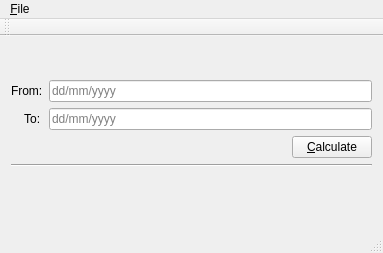
Above: mainwindow.ui from Bujiraso/DateCalculator before the change. Below: the same form after it.
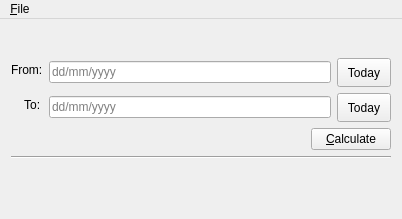
That is the form after the change. Icons and pictures are not drawn.

Commit message: Added quick-fill of current date in both fields. UI tidy

Patch:
```diff
--- a/mainwindow.ui
+++ b/mainwindow.ui
@@ -6,8 +6,8 @@
    <rect>
     <x>0</x>
     <y>0</y>
-    <width>383</width>
-    <height>253</height>
+    <width>402</width>
+    <height>219</height>
    </rect>
   </property>
   <property name="windowTitle">
@@ -30,40 +30,63 @@
     </item>
     <item>
      <layout class="QFormLayout" name="formLayout">
-      <item row="0" column="0">
+      <item row="1" column="0">
        <widget class="QLabel" name="fromLabel">
         <property name="text">
          <string>From:</string>
         </property>
        </widget>
       </item>
-      <item row="0" column="1">
-       <widget class="QLineEdit" name="fromLineEdit">
-        <property name="toolTip">
-         <string>&lt;html&gt;&lt;head/&gt;&lt;body&gt;&lt;p&gt;Starting date&lt;/p&gt;&lt;/body&gt;&lt;/html&gt;</string>
-        </property>
-        <property name="inputMask">
-         <string/>
-        </property>
-        <property name="text">
-         <string/>
-        </property>
-        <property name="placeholderText">
-         <string>dd/mm/yyyy</string>
-        </property>
-       </widget>
-      </item>
       <item row="1" column="1">
-       <widget class="QLineEdit" name="toLineEdit">
-        <property name="toolTip">
-         <string>&lt;html&gt;&lt;head/&gt;&lt;body&gt;&lt;p&gt;Ending date&lt;/p&gt;&lt;/body&gt;&lt;/html&gt;</string>
-        </property>
-        <property name="placeholderText">
-         <string>dd/mm/yyyy</string>
+       <layout class="QHBoxLayout" name="horizontalLayout">
+        <item>
+         <widget class="QLineEdit" name="fromLineEdit">
+          <property name="inputMask">
+           <string/>
+          </property>
+          <property name="text">
+           <string/>
+          </property>
+          <property name="maxLength">
+           <number>10</number>
+          </property>
+          <property name="placeholderText">
+           <string>dd/mm/yyyy</string>
+          </property>
+          <property name="clearButtonEnabled">
+           <bool>true</bool>
+          </property>
+         </widget>
+        </item>
+        <item>
+         <widget class="QToolButton" name="fromTodayToolButton">
+          <property name="minimumSize">
+           <size>
+            <width>54</width>
+            <height>29</height>
+           </size>
+          </property>
+          <property name="toolTip">
+           <string>Enter current date in &quot;from&quot; field (CTRL+F)</string>
+          </property>
+          <property name="text">
+           <string>Today</string>
+          </property>
+          <property name="shortcut">
+           <string>Ctrl+F</string>
+          </property>
+         </widget>
+        </item>
+       </layout>
+      </item>
+      <item row="3" column="0">
+       <widget class="QLabel" name="toLabel">
+        <property name="text">
+         <string>    To:</string>
         </property>
        </widget>
       </item>
-      <item row="2" column="1">
+      <item row="4" column="1">
        <layout class="QHBoxLayout" name="inputLayout">
         <item>
          <spacer name="inputSpacer">
@@ -90,12 +113,41 @@
         </item>
        </layout>
       </item>
-      <item row="1" column="0">
-       <widget class="QLabel" name="toLabel">
-        <property name="text">
-         <string>    To:</string>
-        </property>
-       </widget>
+      <item row="3" column="1">
+       <layout class="QHBoxLayout" name="horizontalLayout_2">
+        <item>
+         <widget class="QLineEdit" name="toLineEdit">
+          <property name="text">
+           <string/>
+          </property>
+          <property name="maxLength">
+           <number>10</number>
+          </property>
+          <property name="placeholderText">
+           <string>dd/mm/yyyy</string>
+          </property>
+          <property name="clearButtonEnabled">
+           <bool>true</bool>
+          </property>
+         </widget>
+        </item>
+        <item>
+         <widget class="QToolButton" name="toTodayToolButton">
+          <property name="minimumSize">
+           <size>
+            <width>54</width>
+            <height>29</height>
+           </size>
+          </property>
+          <property name="text">
+           <string>Today</string>
+          </property>
+          <property name="shortcut">
+           <string>Ctrl+T</string>
+          </property>
+         </widget>
+        </item>
+       </layout>
       </item>
      </layout>
     </item>
@@ -140,7 +192,7 @@
     <rect>
      <x>0</x>
      <y>0</y>
-     <width>383</width>
+     <width>402</width>
      <height>29</height>
     </rect>
    </property>
@@ -152,15 +204,6 @@
    </widget>
    <addaction name="menuFile"/>
   </widget>
-  <widget class="QStatusBar" name="statusBar"/>
-  <widget class="QToolBar" name="mainToolBar">
-   <attribute name="toolBarArea">
-    <enum>TopToolBarArea</enum>
-   </attribute>
-   <attribute name="toolBarBreak">
-    <bool>false</bool>
-   </attribute>
-  </widget>
   <action name="actionQuit">
    <property name="text">
     <string>&amp;Quit</string>
```
Left out of the diff: 123 changed lines with no effect on the pictures. The commit also changes 2 other files.
